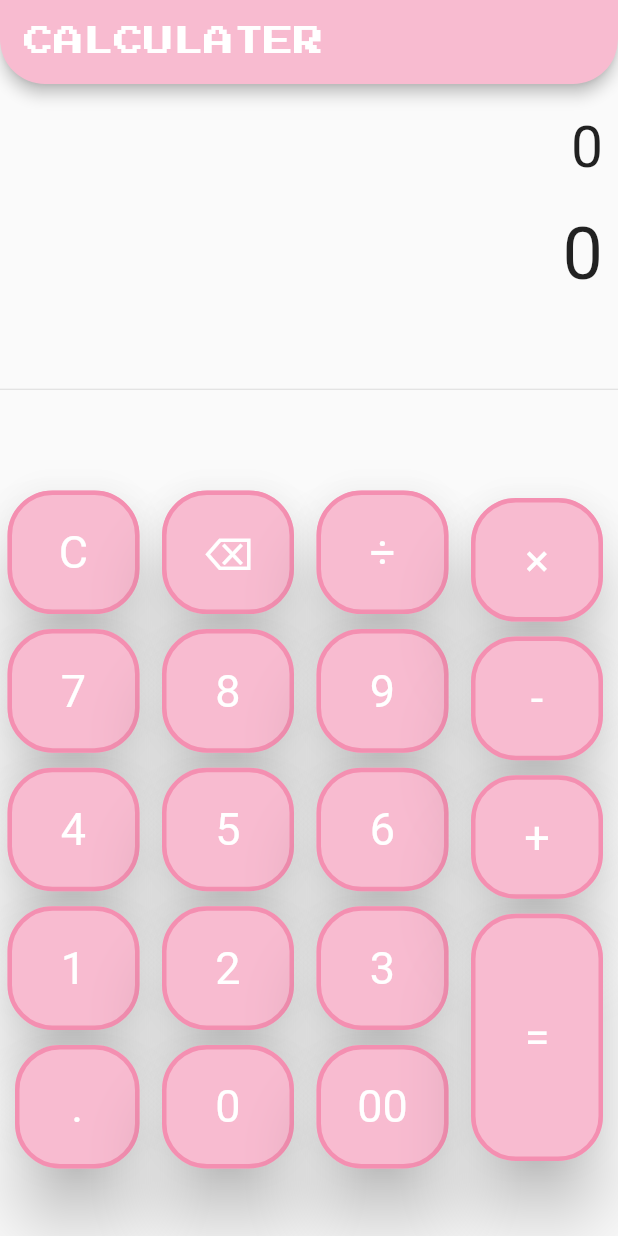
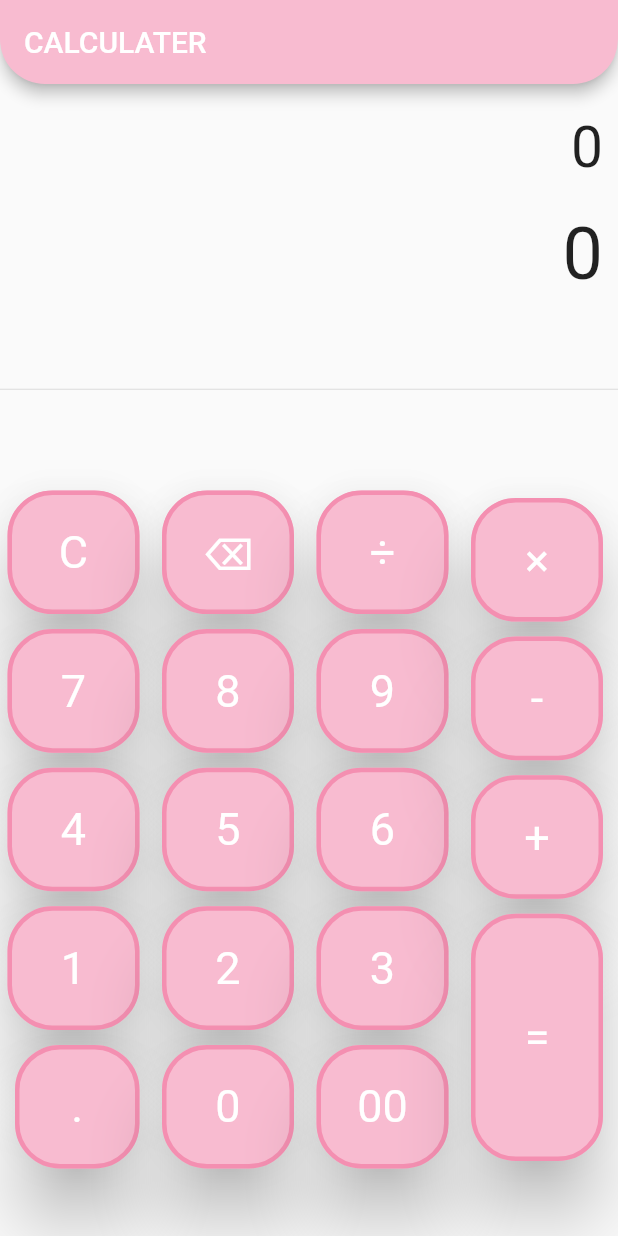
Before and after one commit to itsReema130/calculater, a Flutter app: the screen it shows after launch, on a phone screen of 412 x 824 dp. Run offline on Flutter 3.47's test engine with Material 2 defaults, Android fonts, the light colour scheme and no system bars; our stand-ins replace math_expressions, splashscreen.

Commit message:
non used font deleted

```diff
--- a/lib/SimpleCalculater.dart
+++ b/lib/SimpleCalculater.dart
@@ -93,7 +93,7 @@ buttonPressed(String buttonText){
         Widget build(BuildContext context) {
           return Scaffold(
 
-            appBar: AppBar( title: Text("calculater".toUpperCase(),style:TextStyle(fontFamily: 'PressStart2P'),),
+            appBar: AppBar( title: Text("calculater".toUpperCase()),
             shape: RoundedRectangleBorder(
             borderRadius: BorderRadius.vertical(
               bottom: Radius.circular(30),)),
```
